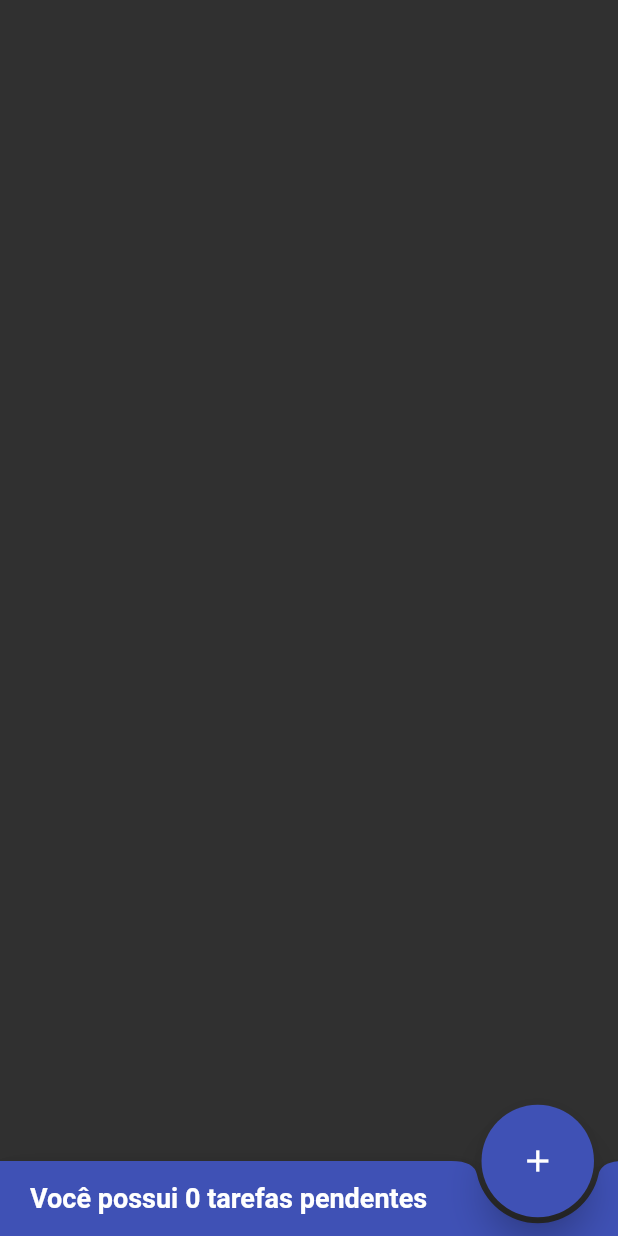
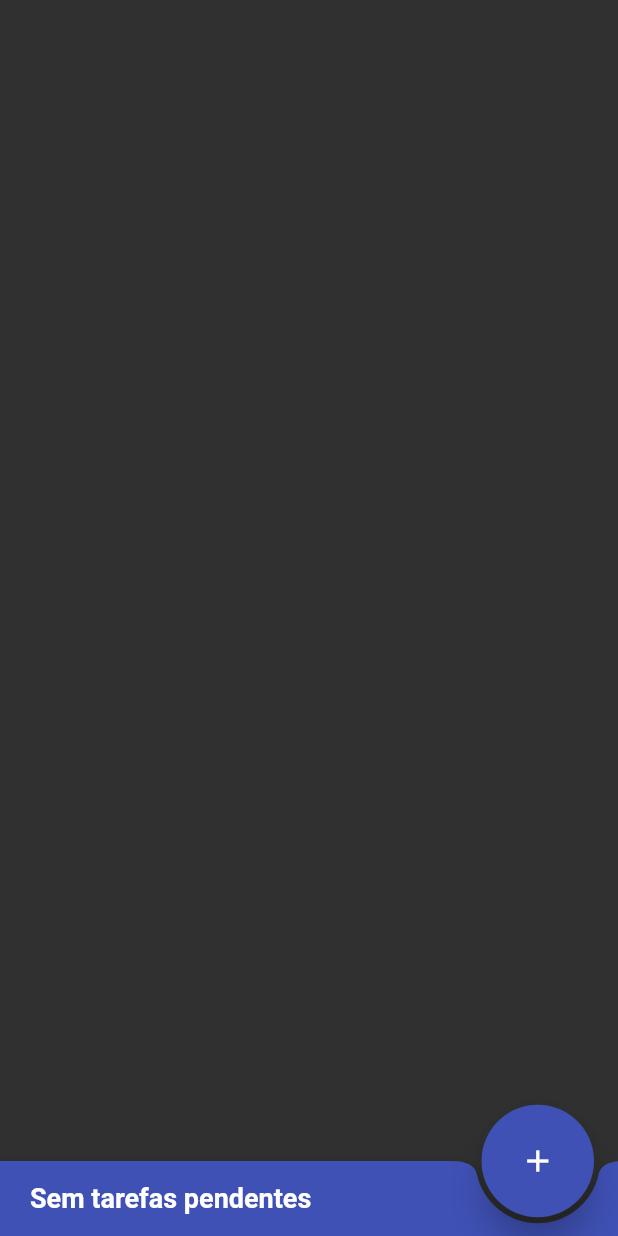
Before and after one commit to pedrohzwang/lista_tarefas, a Flutter app: the screen it shows after launch, on a phone screen of 412 x 824 dp. Run offline on Flutter 3.47's test engine with Material 2 defaults, Android fonts, the phone set to English and light mode, and no system bars; our stand-ins replace flutter_slidable.

Commit message:
refatoração do layout pt2

```diff
--- a/lib/pages/todo_list_page.dart
+++ b/lib/pages/todo_list_page.dart
@@ -1,6 +1,8 @@
 import 'package:flutter/material.dart';
 import 'package:intl/intl.dart';
 import 'package:lista_tarefas/models/task.dart';
+import 'package:lista_tarefas/widgets/action_button.dart';
+import 'package:lista_tarefas/widgets/expandable_fab.dart';
 import 'package:lista_tarefas/widgets/todo_list_item.dart';
 
 class TodoListPage extends StatefulWidget {
@@ -52,7 +54,9 @@ class TodoListState extends State<TodoListPage> {
                   Padding(
                     padding: const EdgeInsets.only(left: 20),
                     child: Text(
-                      'Você possui ${tasks.length} tarefas pendentes',
+                      tasks.isEmpty
+                          ? 'Sem tarefas pendentes'
+                          : '${tasks.length} tarefas pendentes',
                       style: const TextStyle(
                         fontSize: 18,
                         fontWeight: FontWeight.bold,
@@ -67,9 +71,22 @@ class TodoListState extends State<TodoListPage> {
             height: 75,
             child: FloatingActionButton(
               onPressed: showAddTaskDialog,
-            tooltip: 'Adicionar task',
               child: const Icon(Icons.add),
-          ),
+            )
+            // ExpandableFab(
+            //   distance: 100,
+            //   initialOpen: false,
+            //   children: [
+            //     ActionButton(
+            //       onPressed: () => showAddTaskDialog(),
+            //       icon: const Icon(Icons.add),
+            //     ),
+            //     ActionButton(
+            //       onPressed: showAddTaskDialog,
+            //       icon: const Icon(Icons.delete),
+            //     ),
+            //   ],
+            // ),
             ),
         floatingActionButtonLocation: FloatingActionButtonLocation.endDocked,
       ),
```
Also changed, not shown: 1 other file. Lines whose indentation alone changed are shown as unchanged.
